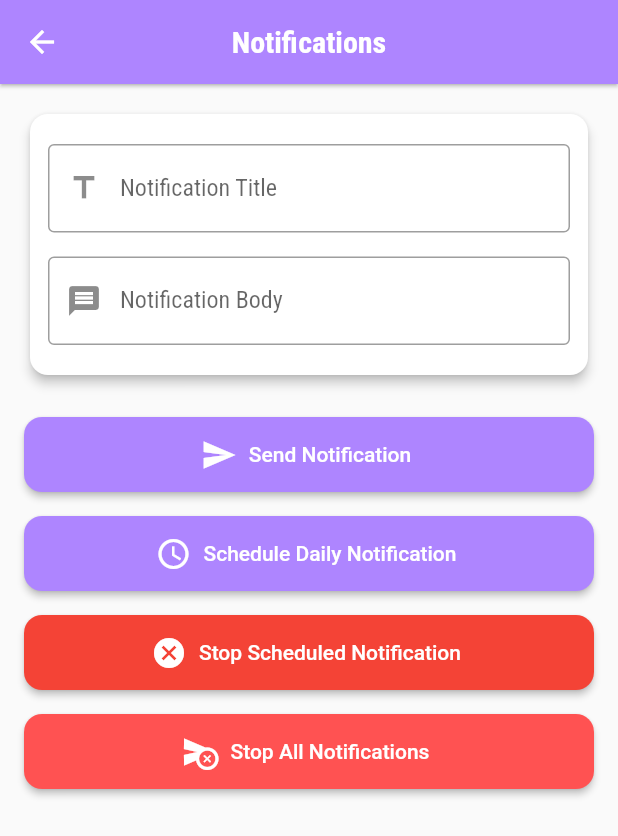
After one commit to kitavidouglas/flutter-task-manager-and-notes-app, a Flutter app: the NotificationScreen screen opened directly, on a phone screen of 412 x 824 dp. The commit adds this screen. Shown: the top 836 px of the screen. Run offline on Flutter 3.47's test engine with Material 3 defaults, Android fonts, the phone set to English and light mode, and no system bars; our stand-ins replace awesome_dialog, card_swiper, device_info_plus, fl_chart, flutter_local_notifications, google_fonts and 4 more; accounts and stored records are empty.

Commit message:
UI updates

```diff
--- /dev/null
+++ b/devtools_options.yaml
@@ -0,0 +1,3 @@
+description: This file stores settings for Dart & Flutter DevTools.
+documentation: https://docs.flutter.dev/tools/devtools/extensions#configure-extension-enablement-states
+extensions:
--- a/lib/screens/notes/add_note_screen.dart
+++ b/lib/screens/notes/add_note_screen.dart
@@ -157,7 +157,7 @@ class _AddNoteState extends State<AddNote> {
         dismissOnBackKeyPress: false,
         dismissOnTouchOutside: false,
         context: context,
-        dialogType: DialogType.INFO,
+        dialogType: DialogType.info,
         title: 'Please fill all the feilds!',
         btnOkOnPress: () {
           Navigator.of(context).pop;
--- a/lib/screens/notes/edit_note_screen.dart
+++ b/lib/screens/notes/edit_note_screen.dart
@@ -174,7 +174,7 @@ class _EditNoteState extends State<EditNote> {
         dismissOnBackKeyPress: false,
         dismissOnTouchOutside: false,
         context: context,
-        dialogType: DialogType.INFO,
+        dialogType: DialogType.info,
         title: 'Please fill all the feilds!',
         btnOkOnPress: () {
           Navigator.of(context).pop;
--- /dev/null
+++ b/lib/screens/notification_screen.dart
@@ -0,0 +1,155 @@
+import 'package:flutter/material.dart';
+import '/helper/notification_service.dart';
+
+class NotificationScreen extends StatefulWidget {
+  const NotificationScreen({Key? key}) : super(key: key);
+
+  @override
+  State<NotificationScreen> createState() => _NotificationScreenState();
+}
+
+class _NotificationScreenState extends State<NotificationScreen> {
+  final NotificationService notificationService = NotificationService();
+  final TextEditingController titleController = TextEditingController();
+  final TextEditingController bodyController = TextEditingController();
+
+  @override
+  void initState() {
+    super.initState();
+    notificationService.initializeNotifications();
+  }
+
+  @override
+  void dispose() {
+    titleController.dispose();
+    bodyController.dispose();
+    super.dispose();
+  }
+
+  void _showSnackBar(String message) {
+    ScaffoldMessenger.of(context).showSnackBar(
+      SnackBar(content: Text(message)),
+    );
+  }
+
+  // Generate a simple notification id based on title hash code.
+  int _generateNotificationId(String title) {
+    return title.hashCode % 10000;
+  }
+
+  @override
+  Widget build(BuildContext context) {
+    final double buttonHeight = 50.0;
+
+    return Scaffold(
+      appBar: AppBar(
+        title: const Text('Notifications'),
+        centerTitle: true,
+      ),
+      body: Padding(
+        padding: const EdgeInsets.all(16.0),
+        child: SingleChildScrollView(
+          child: Column(
+            children: [
+              Card(
+                elevation: 3,
+                shape: RoundedRectangleBorder(borderRadius: BorderRadius.circular(12)),
+                child: Padding(
+                  padding: const EdgeInsets.symmetric(horizontal: 12, vertical: 20),
+                  child: Column(
+                    children: [
+                      TextField(
+                        controller: titleController,
+                        decoration: const InputDecoration(
+                          labelText: 'Notification Title',
+                          border: OutlineInputBorder(),
+                          prefixIcon: Icon(Icons.title),
+                        ),
+                      ),
+                      const SizedBox(height: 16.0),
+                      TextField(
+                        controller: bodyController,
+                        decoration: const InputDecoration(
+                          labelText: 'Notification Body',
+                          border: OutlineInputBorder(),
+                          prefixIcon: Icon(Icons.message),
+                        ),
+                      ),
+                    ],
+                  ),
+                ),
+              ),
+              const SizedBox(height: 24.0),
+              ElevatedButton.icon(
+                onPressed: () {
+                  final title = titleController.text.trim();
+                  final body = bodyController.text.trim();
+                  if (title.isNotEmpty && body.isNotEmpty) {
+                    notificationService.sendNotification(title, body);
+                    _showSnackBar('Notification Sent!');
+                  }
+                },
+                icon: const Icon(Icons.send),
+                label: const Text('Send Notification'),
+                style: ElevatedButton.styleFrom(
+                  minimumSize: Size(double.infinity, buttonHeight),
+                  shape: RoundedRectangleBorder(borderRadius: BorderRadius.circular(12)),
+                ),
+              ),
+              const SizedBox(height: 16.0),
+              ElevatedButton.icon(
+                onPressed: () {
+                  final title = titleController.text.trim();
+                  final body = bodyController.text.trim();
+                  if (title.isNotEmpty && body.isNotEmpty) {
+                    final id = _generateNotificationId(title);
+                    notificationService.scheduleNotification(title, body, id);
+                    _showSnackBar('Daily Notification Scheduled!');
+                  }
+                },
+                icon: const Icon(Icons.schedule),
+                label: const Text('Schedule Daily Notification'),
+                style: ElevatedButton.styleFrom(
+                  minimumSize: Size(double.infinity, buttonHeight),
+                  shape: RoundedRectangleBorder(borderRadius: BorderRadius.circular(12)),
+                ),
+              ),
+              const SizedBox(height: 16.0),
+              ElevatedButton.icon(
+                onPressed: () {
+                  final title = titleController.text.trim();
+                  if (title.isNotEmpty) {
+                    final id = _generateNotificationId(title);
+                    notificationService.stopNotification(id);
+                    _showSnackBar('Scheduled Notification Stopped!');
+                  }
+                },
+                icon: const Icon(Icons.cancel),
+                label: const Text('Stop Scheduled Notification'),
+                style: ElevatedButton.styleFrom(
+                  minimumSize: Size(double.infinity, buttonHeight),
+                  backgroundColor: Colors.red,
+                  shape: RoundedRectangleBorder(borderRadius: BorderRadius.circular(12)),
+                ),
+              ),
+              const SizedBox(height: 16.0),
+              ElevatedButton.icon(
+                onPressed: () {
+                  notificationService.stopAllNotification();
+                  _showSnackBar('All Notifications Stopped!');
+                },
+                icon: const Icon(Icons.cancel_schedule_send),
+                label: const Text('Stop All Notifications'),
+                style: ElevatedButton.styleFrom(
+                  minimumSize: Size(double.infinity, buttonHeight),
+                  backgroundColor: Colors.redAccent,
+                  shape: RoundedRectangleBorder(borderRadius: BorderRadius.circular(12)),
+                ),
+              ),
+            ],
+          ),
+        ),
+      ),
+    );
+  }
+}
--- a/lib/screens/tasks/add_task_screen.dart
+++ b/lib/screens/tasks/add_task_screen.dart
@@ -350,7 +350,7 @@ class _AddTaskState extends State<AddTask> {
         dismissOnBackKeyPress: false,
         dismissOnTouchOutside: false,
         context: context,
-        dialogType: DialogType.INFO,
+        dialogType: DialogType.info,
         title: 'Add a title to the task!',
         btnOkOnPress: () {
           Navigator.of(context).pop;
--- a/lib/screens/user_detail_screen.dart
+++ b/lib/screens/user_detail_screen.dart
@@ -322,7 +322,7 @@ class _UserDetailScreenState extends State<UserDetailScreen> {
       dismissOnBackKeyPress: false,
       dismissOnTouchOutside: false,
       context: context,
-      dialogType: DialogType.INFO,
+      dialogType: DialogType.info,
       title: 'This will delete your all data!',
       btnOkOnPress: () {
         Navigator.of(context).pushReplacement(
--- a/pubspec.yaml
+++ b/pubspec.yaml
@@ -47,6 +47,8 @@ dependencies:
   flutter_staggered_grid_view: ^0.4.0
   flutter_local_notifications: ^15.1.0+1
   device_info_plus: ^9.0.3
+  table_calendar: ^3.0.9
+  fl_chart: ^0.70.2
 
 
 dev_dependencies:
```
Also changed, not shown: lib/providers/task_calendar.dart (added, +86 -0 lines), lib/screens/tasks/task_calendar_screen.dart (added, +92 -0 lines), pubspec.lock, 1 other file.
